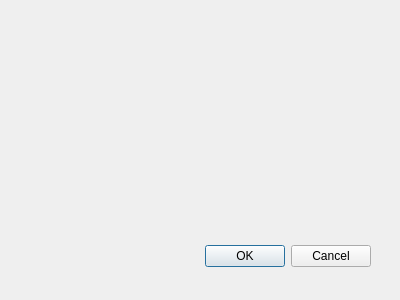
Qt form Todo/edit_daily.ui (DGotshalk/Todo-Manager) before a commit.
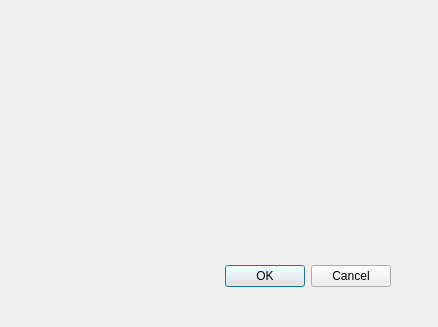
The same form after that commit.

Diff of the .ui file:
```diff
--- a/Todo/edit_daily.ui
+++ b/Todo/edit_daily.ui
@@ -6,8 +6,8 @@
    <rect>
     <x>0</x>
     <y>0</y>
-    <width>400</width>
-    <height>300</height>
+    <width>438</width>
+    <height>327</height>
    </rect>
   </property>
   <property name="windowTitle">
@@ -16,9 +16,9 @@
   <widget class="QDialogButtonBox" name="buttonBox">
    <property name="geometry">
     <rect>
-     <x>30</x>
-     <y>240</y>
-     <width>341</width>
+     <x>210</x>
+     <y>260</y>
+     <width>181</width>
      <height>32</height>
     </rect>
    </property>
```
